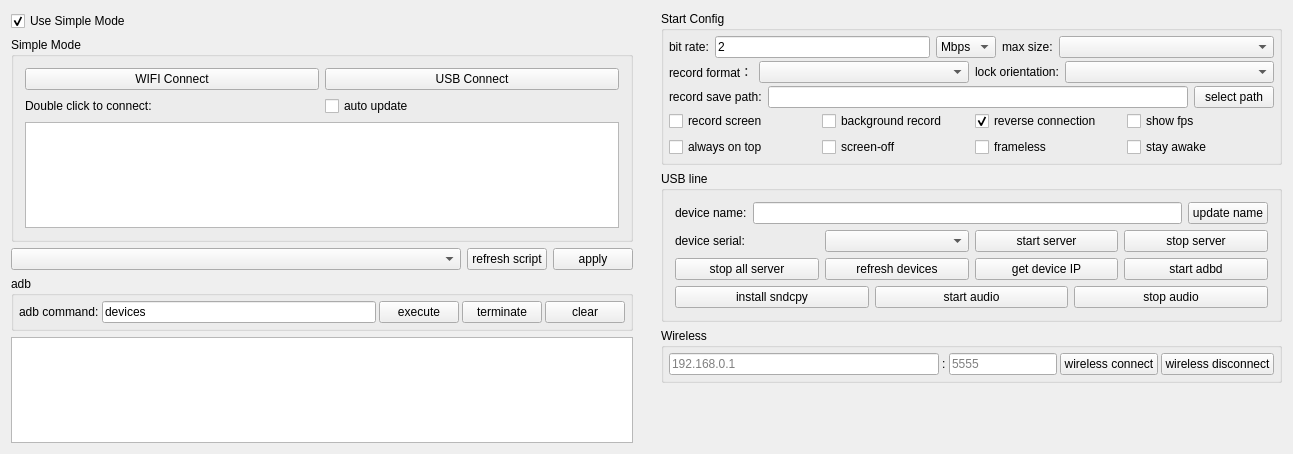
Above: QtScrcpy/ui/dialog.ui from magicph/MScrcpy before the change. Below: the same form after it.
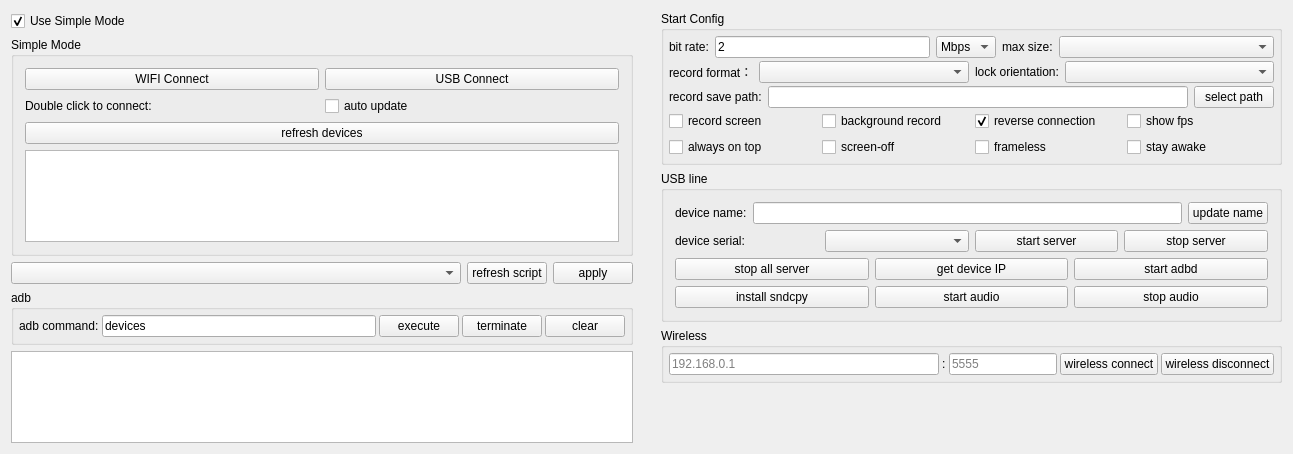
That is the form after the change.

Patch:
```diff
--- a/QtScrcpy/ui/dialog.ui
+++ b/QtScrcpy/ui/dialog.ui
@@ -136,6 +136,22 @@
            </item>
           </layout>
          </item>
+         <item>
+             <widget class="QPushButton" name="updateDevice">
+              <property name="sizePolicy">
+               <sizepolicy hsizetype="Preferred" vsizetype="Preferred">
+                <horstretch>0</horstretch>
+                <verstretch>0</verstretch>
+               </sizepolicy>
+              </property>
+              <property name="text">
+               <string>refresh devices</string>
+              </property>
+              <property name="autoDefault">
+               <bool>false</bool>
+              </property>
+             </widget>
+            </item>
          <item>
           <widget class="QListWidget" name="connectedPhoneList">
            <property name="sizePolicy">
@@ -915,22 +931,7 @@
               </property>
              </widget>
             </item>
-            <item>
-             <widget class="QPushButton" name="updateDevice">
-              <property name="sizePolicy">
-               <sizepolicy hsizetype="Preferred" vsizetype="Preferred">
-                <horstretch>0</horstretch>
-                <verstretch>0</verstretch>
-               </sizepolicy>
-              </property>
-              <property name="text">
-               <string>refresh devices</string>
-              </property>
-              <property name="autoDefault">
-               <bool>false</bool>
-              </property>
-             </widget>
-            </item>
+            
             <item>
              <widget class="QPushButton" name="getIPBtn">
               <property name="sizePolicy">
```
